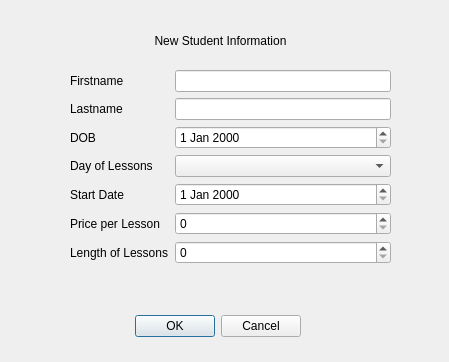
Qt form RecordManager/studentmanagement.ui (jonny21099/StudentRecordManager) before a commit.
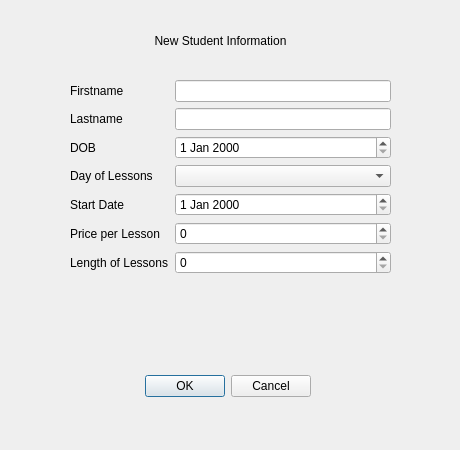
The same form after that commit.

```diff
--- a/RecordManager/studentmanagement.ui
+++ b/RecordManager/studentmanagement.ui
@@ -6,8 +6,8 @@
    <rect>
     <x>0</x>
     <y>0</y>
-    <width>449</width>
-    <height>362</height>
+    <width>460</width>
+    <height>450</height>
    </rect>
   </property>
   <property name="windowTitle">
@@ -16,8 +16,8 @@
   <widget class="QDialogButtonBox" name="buttonBox">
    <property name="geometry">
     <rect>
-     <x>-40</x>
-     <y>310</y>
+     <x>-30</x>
+     <y>370</y>
      <width>341</width>
      <height>32</height>
     </rect>
@@ -33,7 +33,7 @@
    <property name="geometry">
     <rect>
      <x>70</x>
-     <y>70</y>
+     <y>80</y>
      <width>321</width>
      <height>253</height>
     </rect>
```
